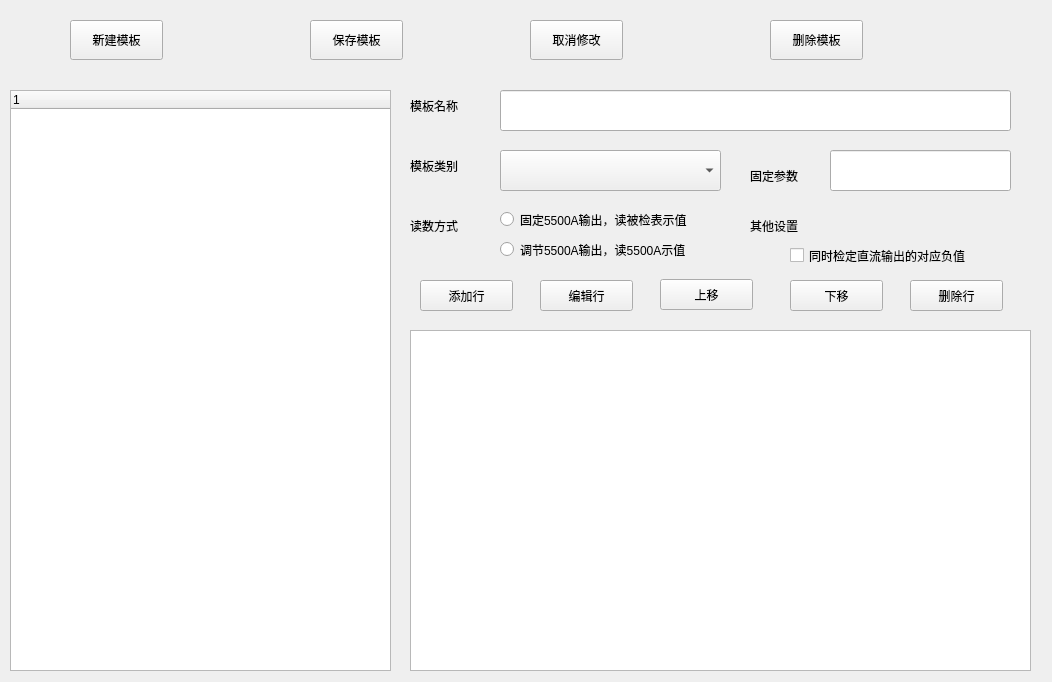
Qt form frminspect/frminspecttemplate.ui (richardzjq/instrument_correction) before a commit.
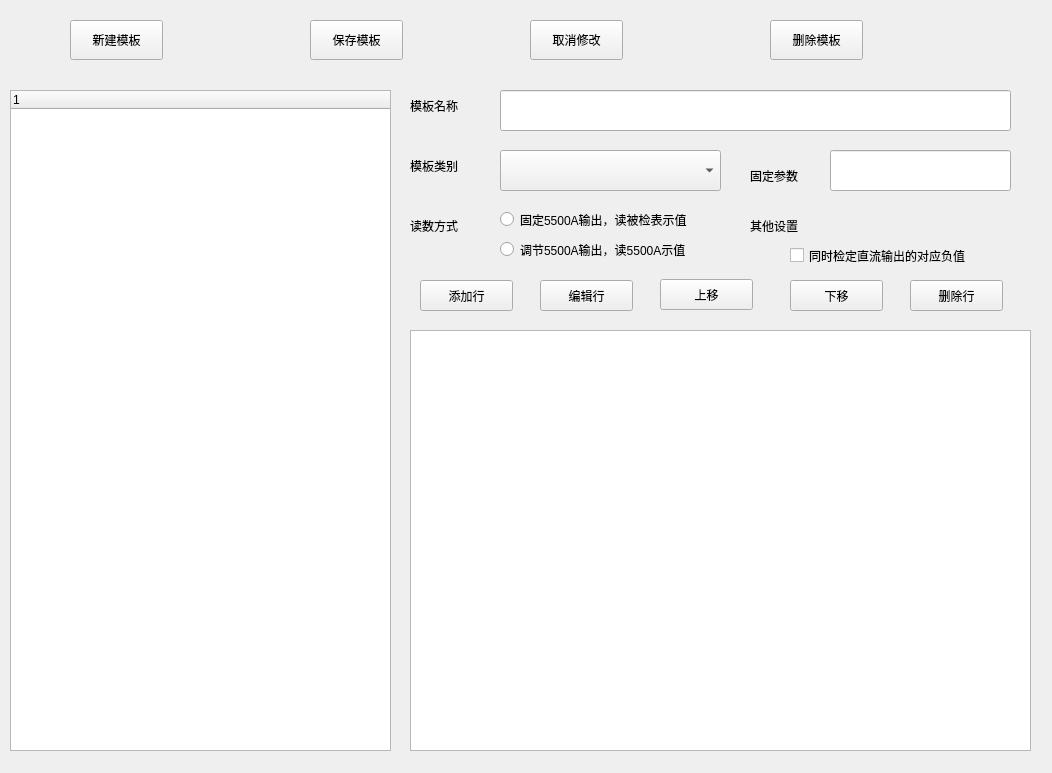
The same form after that commit.

```diff
--- a/frminspect/frminspecttemplate.ui
+++ b/frminspect/frminspecttemplate.ui
@@ -7,7 +7,7 @@
     <x>0</x>
     <y>0</y>
     <width>1052</width>
-    <height>682</height>
+    <height>773</height>
    </rect>
   </property>
   <property name="windowTitle">
@@ -344,7 +344,7 @@
      <x>10</x>
      <y>90</y>
      <width>381</width>
-     <height>581</height>
+     <height>661</height>
     </rect>
    </property>
    <column>
@@ -359,7 +359,7 @@
      <x>410</x>
      <y>330</y>
      <width>621</width>
-     <height>341</height>
+     <height>421</height>
     </rect>
    </property>
   </widget>
```
